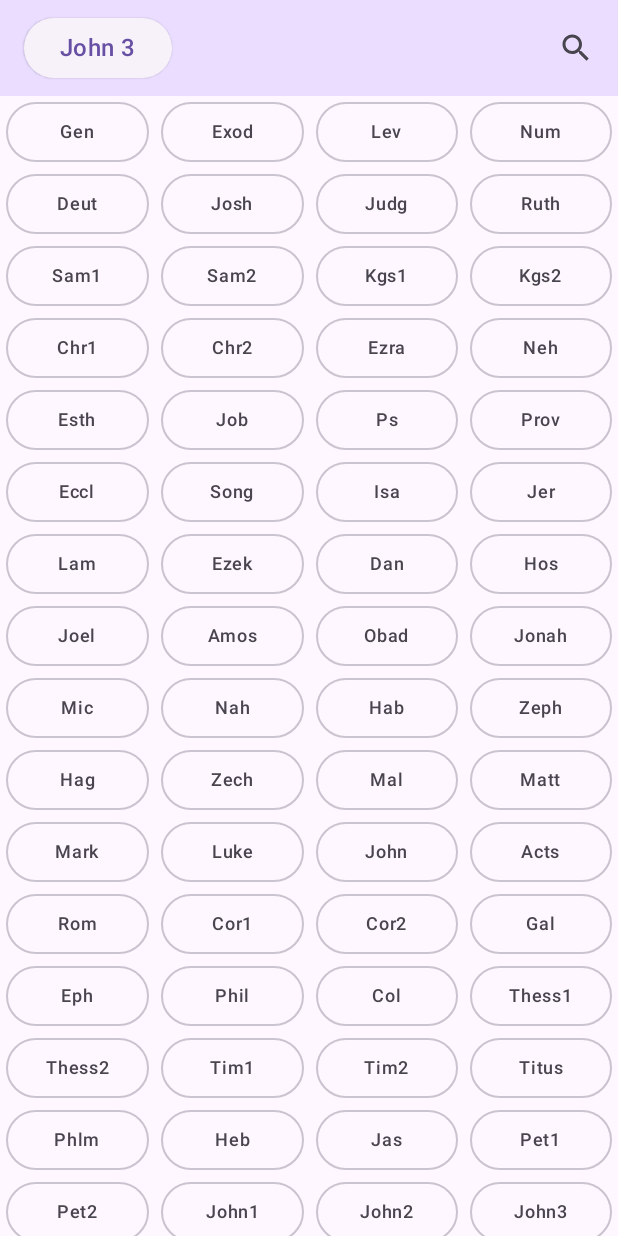
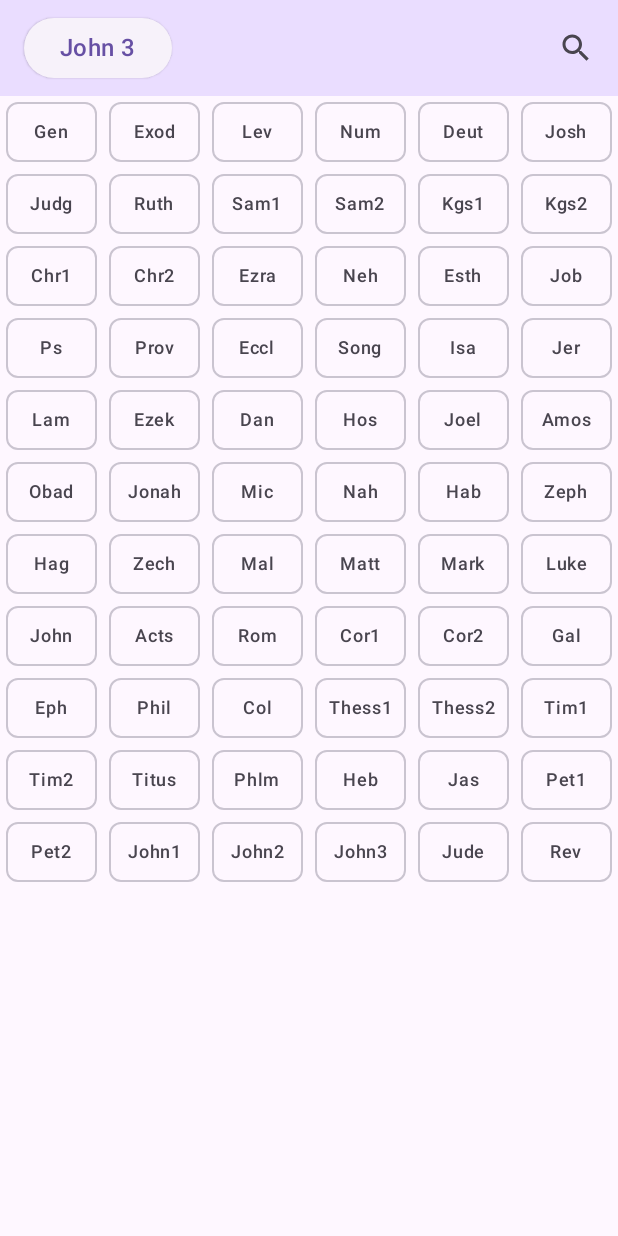
Before and after one commit to mjdenham/KMP-Compose-Bible-App, an Android app built with Jetpack Compose: the BibleBookPicker screen opened through its navigation route, on a phone screen of 412 x 824 dp. Run offline under Robolectric (Android 15) with nearby library versions, the phone set to English and light mode, and no system bars; our stand-ins replace window size class; libraries missing offline, so code that uses them is left out: com.multiplatform.webview; network calls fail.

Commit message:
Improve reference selector layout

```diff
--- a/composeApp/build.gradle.kts
+++ b/composeApp/build.gradle.kts
@@ -45,6 +45,7 @@ kotlin {
             implementation(compose.ui)
             implementation(compose.components.resources)
             implementation(compose.components.uiToolingPreview)
+            implementation(libs.banes.window.size)
             implementation(libs.lifecycle.viewmodel.compose)
             implementation(libs.navigation.compose)
             implementation(libs.kotlinx.serialization.json)
--- a/composeApp/src/commonMain/kotlin/com/martin/bibleapp/ui/selector/BookSelector.kt
+++ b/composeApp/src/commonMain/kotlin/com/martin/bibleapp/ui/selector/BookSelector.kt
@@ -1,12 +1,19 @@
+@file:OptIn(ExperimentalMaterial3WindowSizeClassApi::class)
+
 package com.martin.bibleapp.ui.selector
 
+import androidx.compose.foundation.layout.PaddingValues
 import androidx.compose.foundation.layout.padding
 import androidx.compose.foundation.lazy.grid.GridCells
 import androidx.compose.foundation.lazy.grid.LazyVerticalGrid
 import androidx.compose.foundation.lazy.grid.items
+import androidx.compose.foundation.shape.RoundedCornerShape
 import androidx.compose.material3.MaterialTheme
 import androidx.compose.material3.OutlinedButton
 import androidx.compose.material3.Text
+import androidx.compose.material3.windowsizeclass.ExperimentalMaterial3WindowSizeClassApi
+import androidx.compose.material3.windowsizeclass.WindowWidthSizeClass
+import androidx.compose.material3.windowsizeclass.calculateWindowSizeClass
 import androidx.compose.runtime.Composable
 import androidx.compose.runtime.collectAsState
 import androidx.compose.runtime.getValue
@@ -38,18 +45,12 @@ private fun BookSelectionScreen(
     onSelected: (BibleBook) -> Unit,
     modifier: Modifier = Modifier
 ) {
-    LazyVerticalGrid(columns = GridCells.Fixed(4)) {
+    LazyVerticalGrid(
+        columns = GridCells.Fixed(getColumnCount()),
+    ) {
         items(BibleBook.entries) {
-            OutlinedButton(
-                onClick = { onSelected(it) },
-                modifier = modifier.padding(4.dp, 0.dp)
-            ) {
-                Text(
-                    text = it.shortLabel(),
-                    style = MaterialTheme.typography.labelMedium,
-                    maxLines = 1,
-                    overflow = TextOverflow.Clip
-                )
+            SelectionButton(it.shortLabel(), modifier) {
+                onSelected(it)
             }
         }
     }
@@ -61,17 +62,41 @@ fun ChapterSelectionScreen(
     modifier: Modifier = Modifier,
     onSelected: (Int) -> Unit
 ) {
-    LazyVerticalGrid(columns = GridCells.Fixed(4)) {
+    LazyVerticalGrid(columns = GridCells.Fixed(getColumnCount())) {
         items(( 1..numChapters).toList()) {
-            OutlinedButton(
-                onClick = { onSelected(it) },
-                modifier = modifier.padding(4.dp, 0.dp)
-            ) {
-                Text(
-                    text = it.toString(),
-                    style = MaterialTheme.typography.labelMedium
-                )
+            SelectionButton(it.toString(), modifier) {
+                onSelected(it)
             }
         }
     }
 }
+
+@Composable
+private fun SelectionButton(
+    text: String,
+    modifier: Modifier,
+    onSelected: () -> Unit
+) {
+    OutlinedButton(
+        onClick = { onSelected() },
+        modifier = modifier.padding(4.dp, 0.dp),
+        shape = RoundedCornerShape(20),
+        contentPadding = PaddingValues(0.dp),
+    ) {
+        Text(
+            text = text,
+            style = MaterialTheme.typography.labelMedium,
+            maxLines = 1,
+            overflow = TextOverflow.Clip,
+            modifier = modifier.padding(0.dp)
+        )
+    }
+}
+
+@Composable
+private fun getColumnCount(): Int =
+    if (calculateWindowSizeClass().widthSizeClass == WindowWidthSizeClass.Expanded) {
+        13
+    } else {
+        6
+    }
--- a/gradle/libs.versions.toml
+++ b/gradle/libs.versions.toml
@@ -8,6 +8,7 @@ androidx-appcompat = "1.7.0"
 androidx-core-ktx = "1.13.1"
 androidx-espresso-core = "3.6.1"
 androidx-test-junit = "1.2.1"
+banes-window-size = "0.5.0"
 compose-plugin = "1.6.11"
 composeWebviewMultiplatform = "1.9.20"
 junit = "4.13.2"
@@ -29,6 +30,7 @@ androidx-activity-compose = { module = "androidx.activity:activity-compose", ver
 kotlinx-serialization-json = { module = "org.jetbrains.kotlinx:kotlinx-serialization-json", version.ref = "kotlinxSerializationJson" }
 lifecycle-viewmodel-compose = { module = "org.jetbrains.androidx.lifecycle:lifecycle-viewmodel-compose", version.ref = "lifecycleViewmodelCompose" }
 navigation-compose = { module = "org.jetbrains.androidx.navigation:navigation-compose", version.ref = "navigationCompose" }
+banes-window-size = { module = "dev.chrisbanes.material3:material3-window-size-class-multiplatform", version.ref="banes-window-size" }
 
 [plugins]
 androidApplication = { id = "com.android.application", version.ref = "agp" }
```
